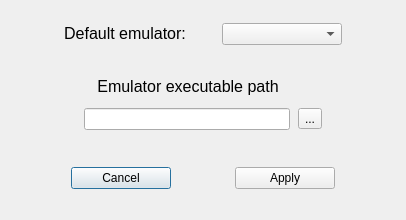
First picture: the form in config/ui/emuConfig_dialog.ui, repository allanvobraun/SnesGameManager, before the edit.
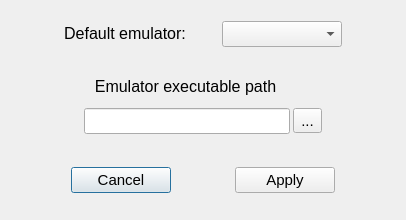
Second picture: the form after the edit.

```diff
--- a/config/ui/emuConfig_dialog.ui
+++ b/config/ui/emuConfig_dialog.ui
@@ -28,6 +28,12 @@
     <height>220</height>
    </size>
   </property>
+  <property name="font">
+   <font>
+    <family>Arial</family>
+    <pointsize>11</pointsize>
+   </font>
+  </property>
   <property name="windowTitle">
    <string>Emulator configuration</string>
   </property>
```
